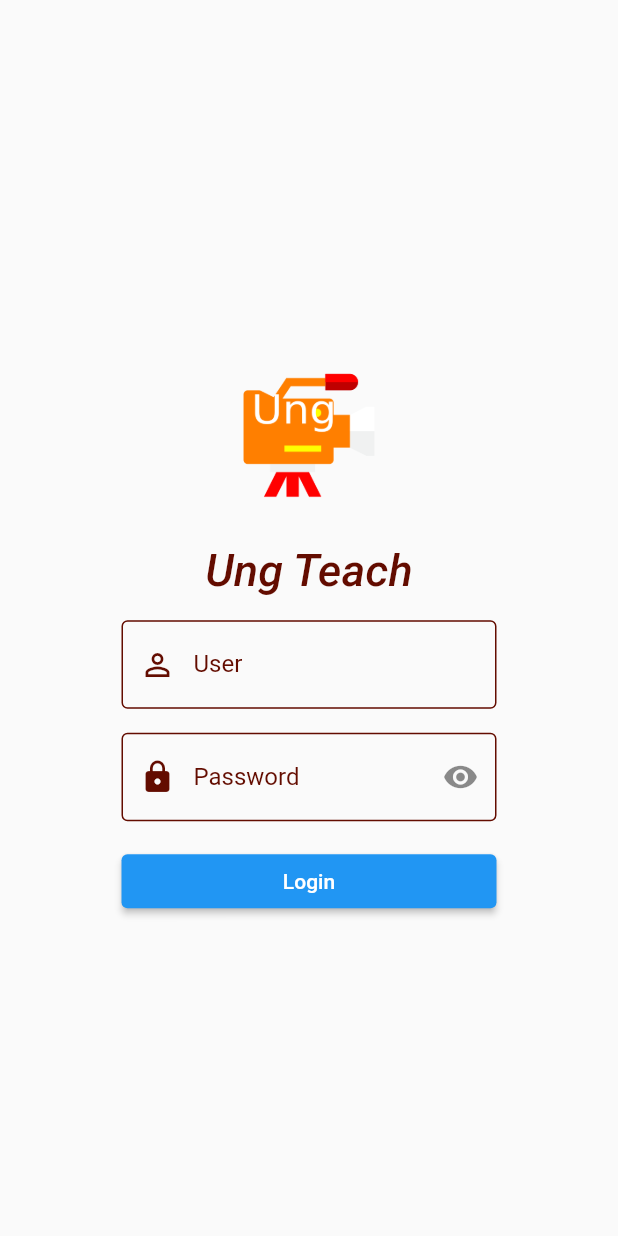
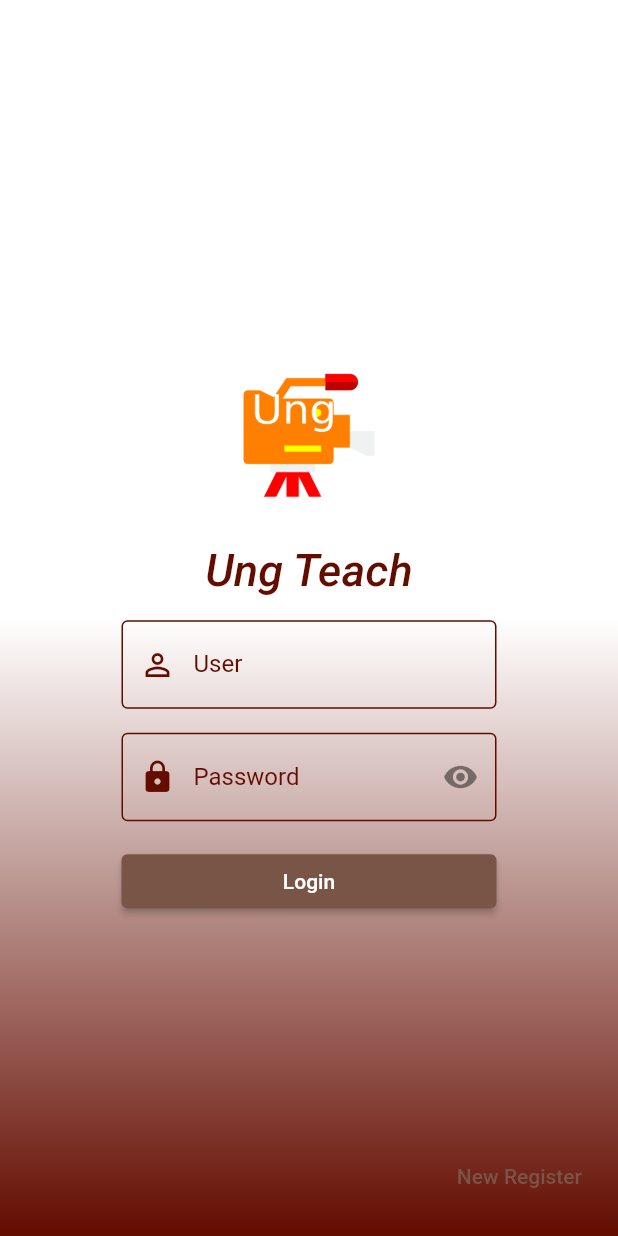
Before and after one commit to masterUNG/UngTeach, a Flutter app: the screen it shows after launch, on a phone screen of 412 x 824 dp. Run offline on Flutter 3.47's test engine with Material 2 defaults, Android fonts, the phone set to English and light mode, and no system bars.

Commit message:
finish 7Jan

```diff
--- a/lib/main.dart
+++ b/lib/main.dart
@@ -9,6 +9,7 @@ class MyApp extends StatelessWidget {
   @override
   Widget build(BuildContext context) {
     return MaterialApp(
+      theme: ThemeData(primarySwatch: Colors.brown),
       routes: routes,
       initialRoute: '/authen',
     );
--- a/lib/states/authen.dart
+++ b/lib/states/authen.dart
@@ -12,7 +12,17 @@ class _AuthenState extends State<Authen> {
   @override
   Widget build(BuildContext context) {
     return Scaffold(
-      body: Center(
+      floatingActionButton: buildTextButton(),
+      body: Container(
+        decoration: BoxDecoration(
+          gradient: LinearGradient(
+            colors: [Colors.white, MyStyle().darkColor],begin: Alignment(0.5,0),end: Alignment(0.5, 1),
+          ),
+          // gradient: RadialGradient(radius: 1.0,
+          //   colors: [Colors.white, MyStyle().darkColor],
+          // ),
+        ),
+        child: Center(
           child: Column(
             mainAxisSize: MainAxisSize.min,
             children: [
@@ -20,7 +30,8 @@ class _AuthenState extends State<Authen> {
               buildAppName(),
               buildUser(),
               buildPassword(),
-            Container(margin: EdgeInsets.only(top: 16),
+              Container(
+                margin: EdgeInsets.only(top: 16),
                 width: 250,
                 child: ElevatedButton(
                   onPressed: () {},
@@ -30,8 +41,14 @@ class _AuthenState extends State<Authen> {
             ],
           ),
         ),
+      ),
     );
   }
+
+  TextButton buildTextButton() => TextButton(
+        onPressed: () => Navigator.pushNamed(context, '/register'),
+        child: Text('New Register'),
+      );
 
   Container buildUser() {
     return Container(
--- a/lib/states/register.dart
+++ b/lib/states/register.dart
@@ -10,7 +10,7 @@ class _RegisterState extends State<Register> {
   @override
   Widget build(BuildContext context) {
     return Scaffold(
-
+      appBar: AppBar(),
     );
   }
 }
```
Lines whose indentation alone changed are shown as unchanged.
